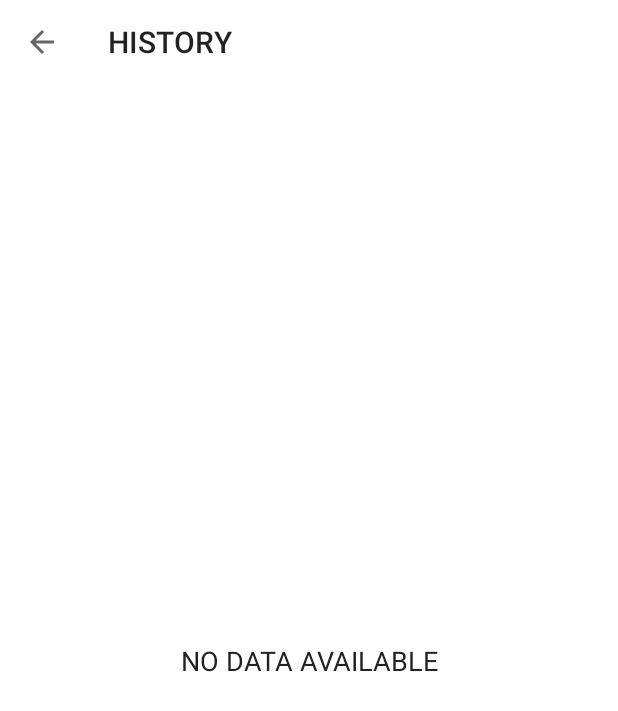
After one commit to arpit7786/7MinWorkout, an Android app: the HistoryActivity screen opened directly, with no data from a screen before it, on a phone screen of 412 x 824 dp. The commit adds this screen. Shown: the top 711 px of the screen. Run offline under Robolectric (Android 15) with nearby library versions, the phone set to English and light mode, and no system bars.

Commit message:
implemented functionality to show history list of exercises

```diff
--- a/app/src/main/AndroidManifest.xml
+++ b/app/src/main/AndroidManifest.xml
@@ -13,6 +13,9 @@
         android:supportsRtl="true"
         android:theme="@style/Theme.7MinWorkout"
         tools:targetApi="31">
+        <activity
+            android:name=".HistoryActivity"
+            android:exported="false" />
         <activity
             android:name=".FinishActivity"
             android:exported="false" />
--- /dev/null
+++ b/app/src/main/java/com/example/a7minworkout/HistoryActivity.kt
@@ -0,0 +1,66 @@
+package com.example.a7minworkout
+
+import androidx.appcompat.app.AppCompatActivity
+import android.os.Bundle
+import android.util.Log
+import android.view.View
+import androidx.lifecycle.lifecycleScope
+import androidx.recyclerview.widget.LinearLayoutManager
+import com.example.a7minworkout.databinding.ActivityHistoryBinding
+import kotlinx.coroutines.flow.collect
+import kotlinx.coroutines.launch
+
+class HistoryActivity : AppCompatActivity() {
+
+    private var binding: ActivityHistoryBinding? = null
+
+    override fun onCreate(savedInstanceState: Bundle?) {
+        super.onCreate(savedInstanceState)
+        binding = ActivityHistoryBinding.inflate(layoutInflater)
+        setContentView(binding?.root)
+
+        setSupportActionBar(binding?.toolbarHistoryActivity)
+        if(supportActionBar != null) {
+            supportActionBar?.setDisplayHomeAsUpEnabled(true)
+            supportActionBar?.title = "HISTORY"
+        }
+        binding?.toolbarHistoryActivity?.setNavigationOnClickListener {
+            onBackPressed()
+        }
+
+        val historyDao = (application as WorkOutApp).db.historyDao()
+        getAllCompletedExerciseDates(historyDao)
+    }
+
+    private fun getAllCompletedExerciseDates(historyDao: HistoryDao) {
+        lifecycleScope.launch {
+
+            historyDao.getAllDates().collect {allCompletedDateList ->
+                if (allCompletedDateList.isNotEmpty()) {
+                    binding?.tvHistory?.visibility = View.VISIBLE
+                    binding?.rvHistory?.visibility = View.VISIBLE
+                    binding?.tvNoDataAvailable?.visibility = View.INVISIBLE
+
+                    binding?.rvHistory?.layoutManager = LinearLayoutManager(this@HistoryActivity)
+                    val dates = ArrayList<String>()
+                    for (date in allCompletedDateList) {
+                        dates.add(date.date)
+                    }
+
+                    val historyAdapter = HistoryAdapter(dates)
+                    binding?.rvHistory?.adapter = historyAdapter
+
+                } else {
+                    binding?.tvHistory?.visibility = View.GONE
+                    binding?.rvHistory?.visibility = View.GONE
+                    binding?.tvNoDataAvailable?.visibility = View.VISIBLE
+                }
+            }
+        }
+    }
+
+    override fun onDestroy() {
+        super.onDestroy()
+        binding = null
+    }
+}
--- a/app/src/main/java/com/example/a7minworkout/HistoryDao.kt
+++ b/app/src/main/java/com/example/a7minworkout/HistoryDao.kt
@@ -2,6 +2,8 @@ package com.example.a7minworkout
 
 import androidx.room.Dao
 import androidx.room.Insert
+import androidx.room.Query
+import kotlinx.coroutines.flow.Flow
 
 @Dao
 interface HistoryDao {
@@ -9,4 +11,7 @@ interface HistoryDao {
     @Insert
     suspend fun insert(historyEntity: HistoryEntity)
 
+    @Query("SELECT * FROM `history-table`")
+    fun getAllDates():Flow<List<HistoryEntity>>
+
 }
--- /dev/null
+++ b/app/src/main/res/layout/activity_history.xml
@@ -0,0 +1,50 @@
+<?xml version="1.0" encoding="utf-8"?>
+<androidx.constraintlayout.widget.ConstraintLayout xmlns:android="http://schemas.android.com/apk/res/android"
+    xmlns:app="http://schemas.android.com/apk/res-auto"
+    xmlns:tools="http://schemas.android.com/tools"
+    android:layout_width="match_parent"
+    android:layout_height="match_parent"
+    tools:context=".HistoryActivity">
+    <androidx.appcompat.widget.Toolbar
+        app:layout_constraintTop_toTopOf="parent"
+        android:id="@+id/toolbar_history_activity"
+        android:layout_width="match_parent"
+        android:layout_height="?android:attr/actionBarSize"
+        android:background="#FFFFFF" />
+
+    <TextView
+        android:id="@+id/tvHistory"
+        android:layout_width="match_parent"
+        android:layout_height="wrap_content"
+        app:layout_constraintTop_toBottomOf="@+id/toolbar_history_activity"
+        android:layout_margin="10dp"
+        android:gravity="center"
+        android:text="EXERCISE COMPLETED"
+        android:textSize="18sp"
+        android:visibility="gone"
+        tools:visibility="visible"/>
+
+    <androidx.recyclerview.widget.RecyclerView
+        android:id="@+id/rvHistory"
+        android:layout_width="match_parent"
+        android:layout_height="wrap_content"
+        app:layout_constraintTop_toBottomOf="@+id/tvHistory"
+        android:layout_marginTop="5dp"
+        android:visibility="gone"
+        tools:visibility="visible"/>
+
+    <TextView
+        android:id="@+id/tvNoDataAvailable"
+        android:layout_width="match_parent"
+        android:layout_height="wrap_content"
+        app:layout_constraintTop_toBottomOf="@+id/toolbar_history_activity"
+        app:layout_constraintBottom_toBottomOf="parent"
+        android:layout_margin="10dp"
+        android:gravity="center"
+        android:text="NO DATA AVAILABLE"
+        android:textColor="#212121"
+        android:textSize="18sp"
+        android:visibility="gone"
+        tools:visibility="visible"/>
+
+</androidx.constraintlayout.widget.ConstraintLayout>
```
Also changed, not shown: app/src/main/java/com/example/a7minworkout/HistoryAdapter.kt (added, +42 -0 lines), app/src/main/java/com/example/a7minworkout/MainActivity.kt (+7 -10 lines), app/src/main/res/layout/activity_main.xml (+64 -0 lines), app/src/main/res/layout/item_history_row.xml (added, +30 -0 lines), app/src/main/res/drawable/ic_calendar.png (added).
